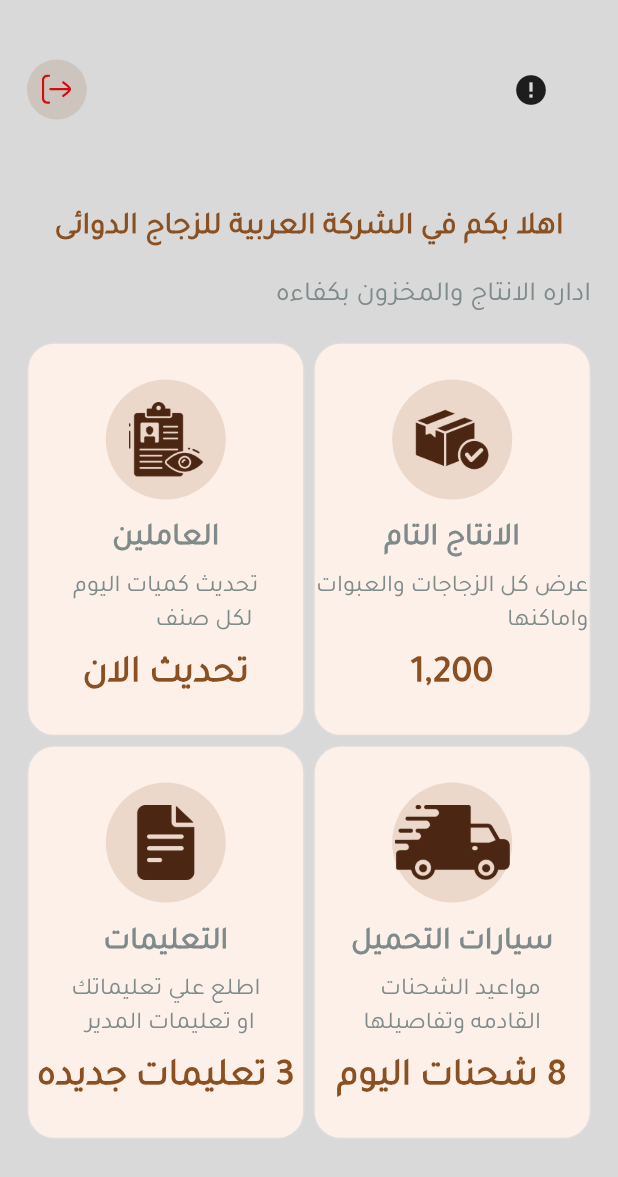
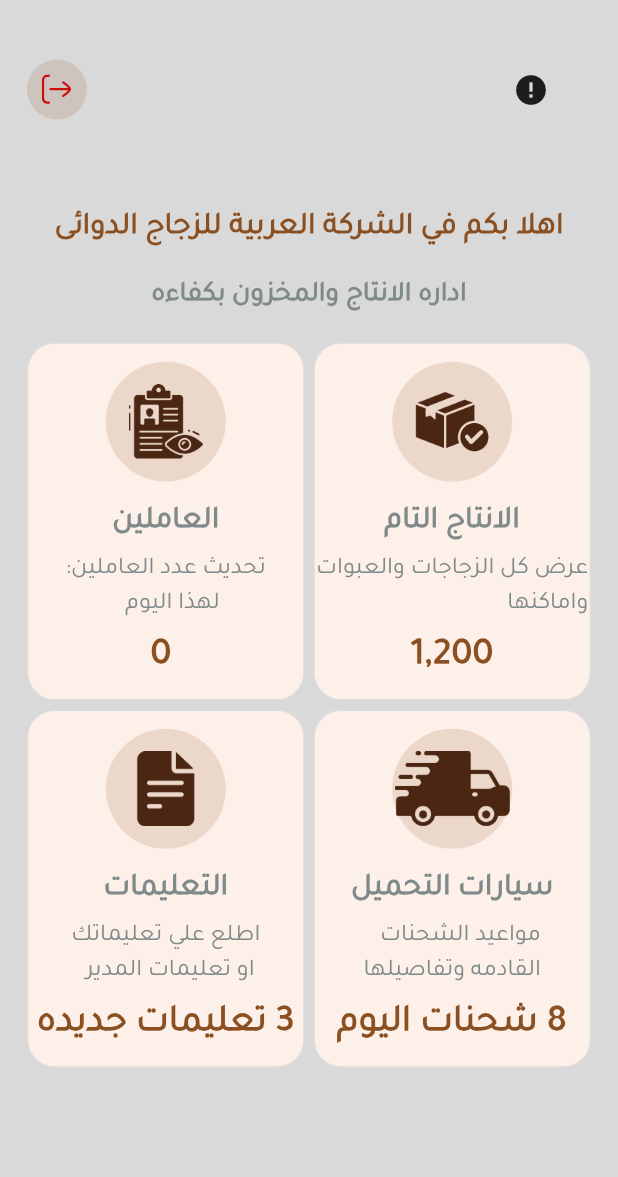
Before and after one commit to gamal8686/apg_2026, a Flutter app: the CategoryPage screen opened directly, on a phone screen of 412 x 824 dp. Shown: the top 1177 px of the screen. Run offline on Flutter 3.47's test engine with Material 3 defaults, Android fonts, the phone set to English and light mode, and no system bars; drawn by our look-alikes of cached_network_image; our stand-ins replace calendar_date_picker2, dio, expansion_tile_card, flutter_bloc, flutter_screenutil, flutter_svg and 8 more; missing offline and left inert: dart:ffi; accounts and stored records are empty; network calls fail.

```diff
--- a/lib/core/components/app_admin_card.dart
+++ b/lib/core/components/app_admin_card.dart
@@ -20,7 +20,7 @@ class _AppAdminCardState extends State<AppAdminCard> {
   @override
   Widget build(BuildContext context) {
     return Container(
-      height: 220.h,
+      height: 200.h,
       width: 190.w,
       decoration: BoxDecoration(
         color: Color(0xffFDF0E9),
@@ -32,7 +32,7 @@ class _AppAdminCardState extends State<AppAdminCard> {
         crossAxisAlignment: CrossAxisAlignment.center,
         mainAxisSize: MainAxisSize.min,
         children: [
-          SizedBox(height: 20.h),
+          SizedBox(height: 10.h),
           AppBack(
             pass: widget.path,
             radius: 40,
--- a/lib/views/pages/category/view.dart
+++ b/lib/views/pages/category/view.dart
@@ -9,6 +9,8 @@ import 'package:supabase_flutter/supabase_flutter.dart';
 
 import '../../../core/components/app_admin_card.dart';
 import '../employer/edite/view.dart';
+import '../employer/employer/model.dart';
+import '../employer/employer/state.dart';
 
 class CategoryPage extends StatefulWidget {
   const CategoryPage({super.key});
@@ -23,6 +25,18 @@ class _CategoryPageState extends State<CategoryPage> {
     super.initState();
     createEmployeeIfNotExists();
     getUserData();
+    getEmployeesCount();
+  }
+
+  int employeesCount = 0;
+  Future<void> getEmployeesCount() async {
+    final response = await Supabase.instance.client
+        .from('employees')
+        .select('id');
+    print(response);
+    setState(() {
+      employeesCount = (response as List).length;
+    });
   }
 
   Future<void> createEmployeeIfNotExists() async {
@@ -91,7 +105,9 @@ class _CategoryPageState extends State<CategoryPage> {
                     Text(
                       userData?['name'] ?? 'موظف جديد',
                       textAlign: TextAlign.center,
+
                       style: TextStyle(
+
                         fontWeight: FontWeight.w900,
                         fontSize: 20.sp,
                         fontFamily: 'Cairo',
@@ -139,8 +155,9 @@ class _CategoryPageState extends State<CategoryPage> {
             SizedBox(height: 15.h),
             Text(
               'اداره الانتاج والمخزون بكفاءه',
+              textAlign:  TextAlign.center,
               style: TextStyle(
-                fontWeight: FontWeight.w500,
+                fontWeight: FontWeight.w900,
                 fontSize: 16.sp,
                 fontFamily: 'Cairo',
                 color: Color(0xff7F8B8B),
@@ -170,9 +187,9 @@ class _CategoryPageState extends State<CategoryPage> {
                     },
                     child: AppAdminCard(
                       title: 'العاملين',
-                      subtitle: 'تحديث كميات اليوم\n لكل صنف',
+                      subtitle: 'تحديث عدد العاملين:\n        لهذا اليوم',
                       path: 'under_ review.png',
-                      count: 'تحديث الان',
+                      count: ' $employeesCount',
                     ),
                   ),
                 ),
```
Also changed, not shown: lib/core/components/app_validator.dart (+7 -9 lines), lib/views/pages/employer/edite/cubit.dart (+6 -7 lines), lib/views/pages/employer/edite/view.dart (+41 -40 lines).
